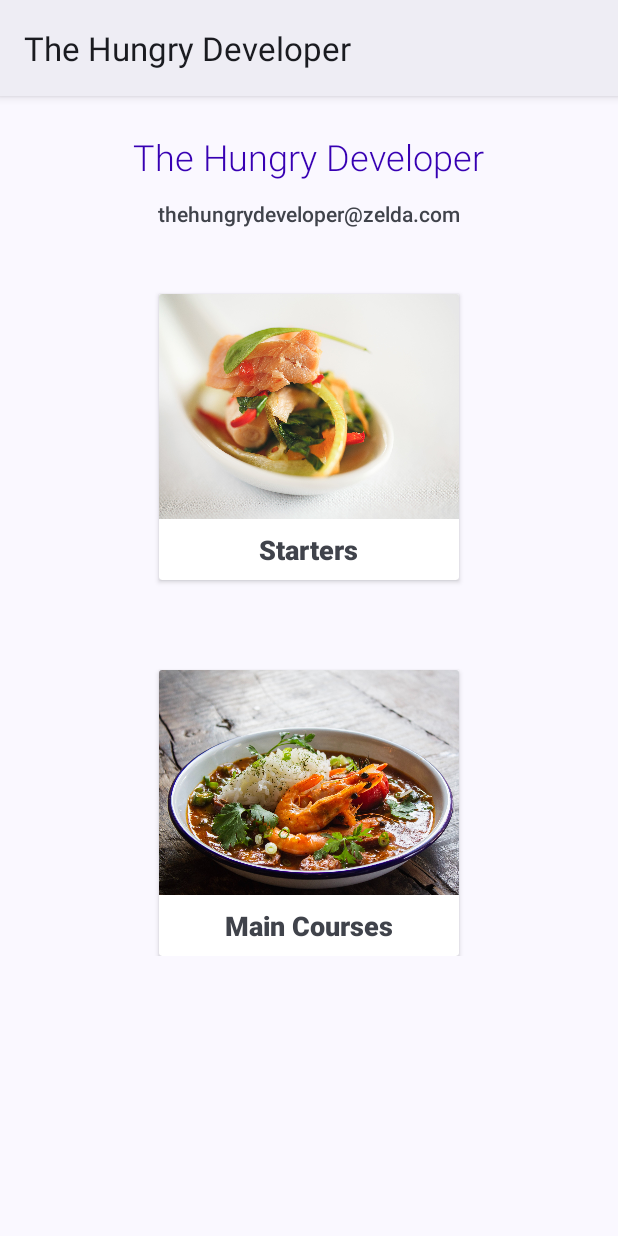
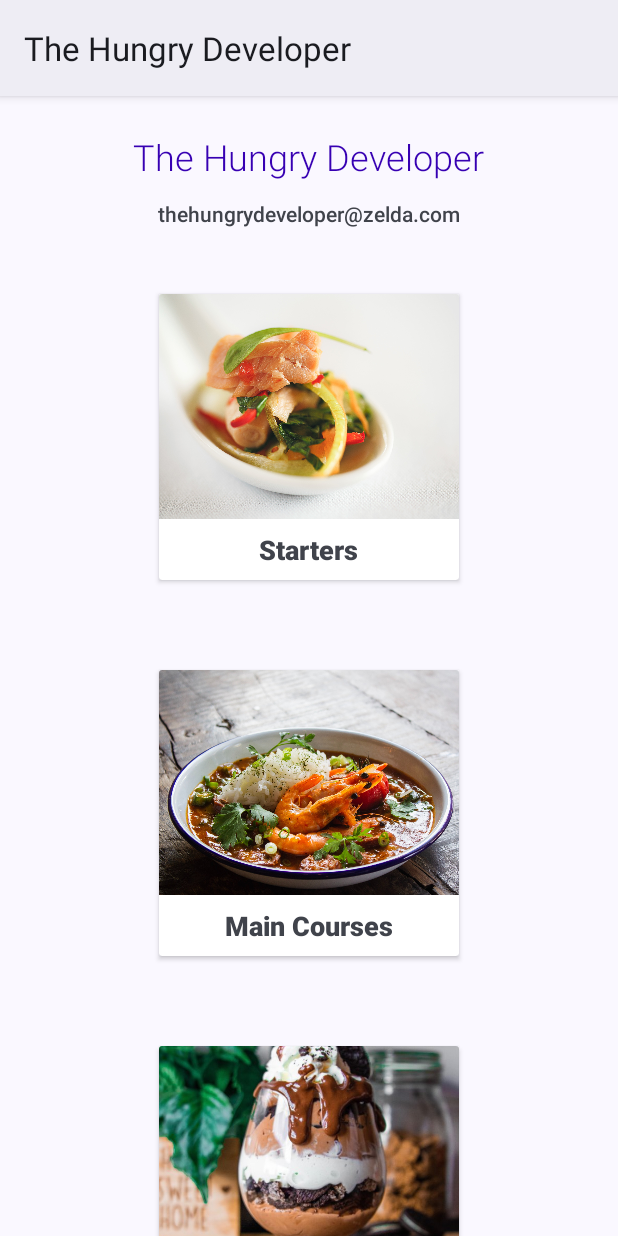
Before and after one commit to roelno/the_hungry_developer, an Android app: the screen it shows after launch (MainActivity), on a phone screen of 412 x 824 dp. Run offline under Robolectric (Android 15) with nearby library versions, the phone set to English and light mode, and no system bars.

Commit message:
Setup Dessert layout

```diff
--- a/app/src/main/res/layout/activity_main.xml
+++ b/app/src/main/res/layout/activity_main.xml
@@ -95,6 +95,40 @@
 
             </LinearLayout>
 
+        </androidx.cardview.widget.CardView>
+
+
+        <androidx.cardview.widget.CardView
+            android:id="@+id/card_view_desserts"
+            android:layout_width="200dp"
+            android:layout_height="wrap_content"
+            android:layout_below="@id/card_view_mains"
+            android:layout_centerHorizontal="true"
+            android:layout_marginTop="60dp">
+
+            <LinearLayout
+                android:layout_width="match_parent"
+                android:layout_height="wrap_content"
+                android:orientation="vertical">
+
+                <ImageView
+                    android:layout_width="match_parent"
+                    android:layout_height="150dp"
+                    android:scaleType="centerCrop"
+                    android:src="@drawable/desserts" />
+
+
+                <TextView
+                    android:id="@+id/text_view_desserts"
+                    android:layout_width="wrap_content"
+                    android:layout_height="wrap_content"
+                    android:layout_gravity="center"
+                    android:layout_margin="8dp"
+                    android:fontFamily="sans-serif-black"
+                    android:text="Desserts"
+                    android:textSize="18sp" />
+
+            </LinearLayout>
 
         </androidx.cardview.widget.CardView>
 
```
Also changed, not shown: app/src/main/res/drawable-tvdpi/desserts.jpg (added).
